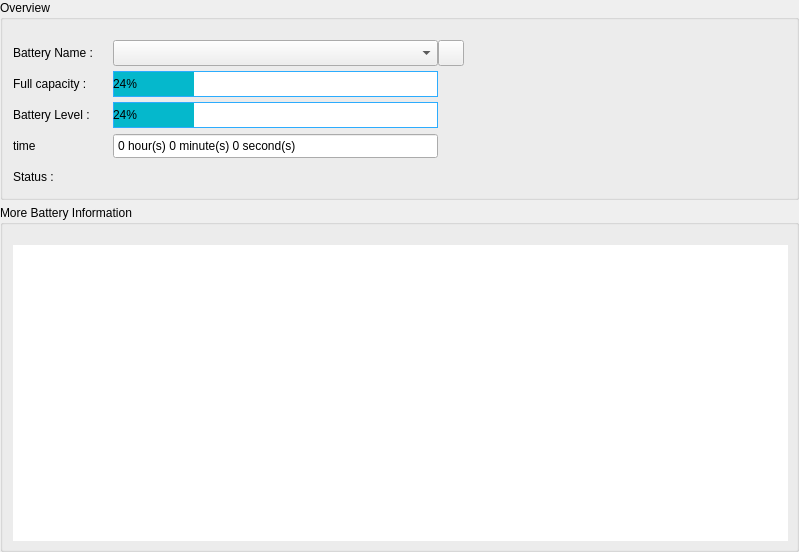
Old version of the form app/dashboard/pbattery.ui in the repository rahmanshaber/corebox.
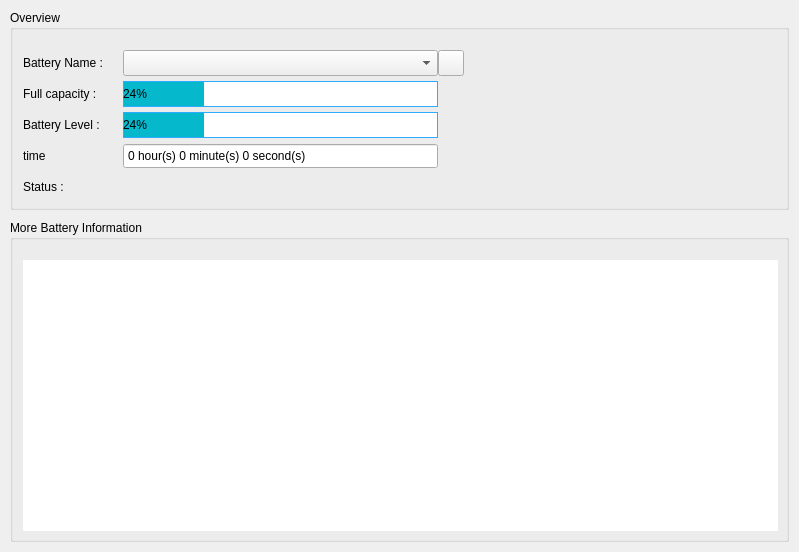
New version of the form. Icons and pictures are not drawn.

What changed in the file:
```diff
--- a/app/dashboard/pbattery.ui
+++ b/app/dashboard/pbattery.ui
@@ -15,19 +15,19 @@
   </property>
   <layout class="QVBoxLayout" name="verticalLayout">
    <property name="spacing">
-    <number>5</number>
+    <number>10</number>
    </property>
    <property name="leftMargin">
-    <number>0</number>
+    <number>10</number>
    </property>
    <property name="topMargin">
-    <number>0</number>
+    <number>10</number>
    </property>
    <property name="rightMargin">
-    <number>0</number>
+    <number>10</number>
    </property>
    <property name="bottomMargin">
-    <number>0</number>
+    <number>10</number>
    </property>
    <item>
     <widget class="QGroupBox" name="overviewF">
```
